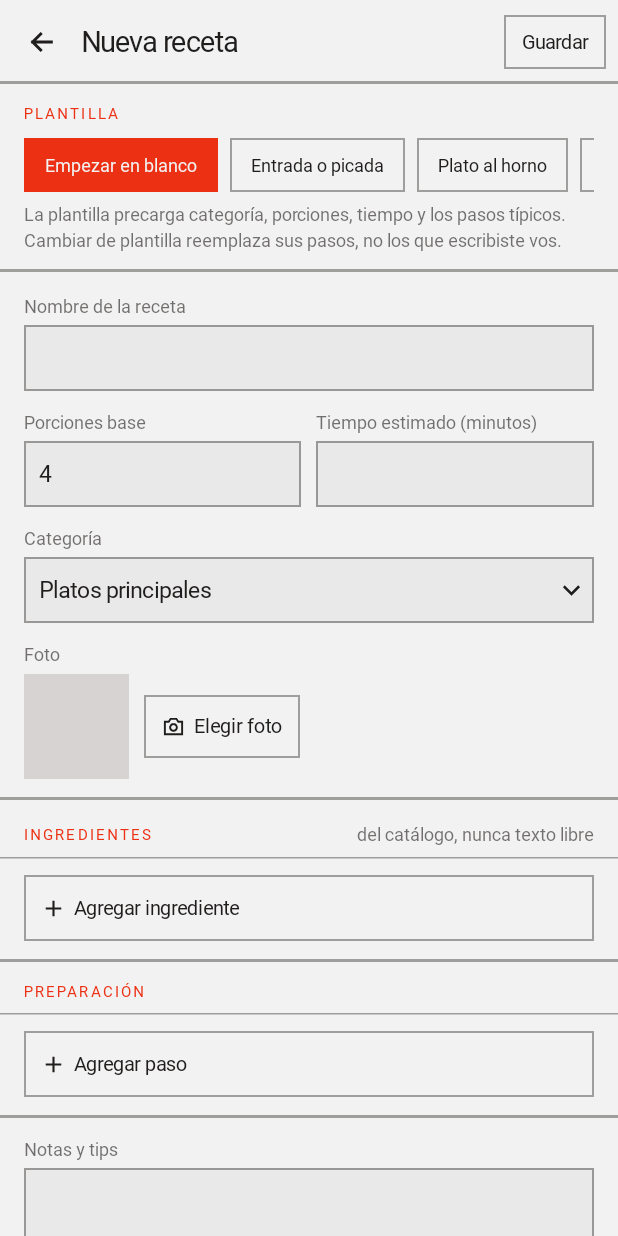
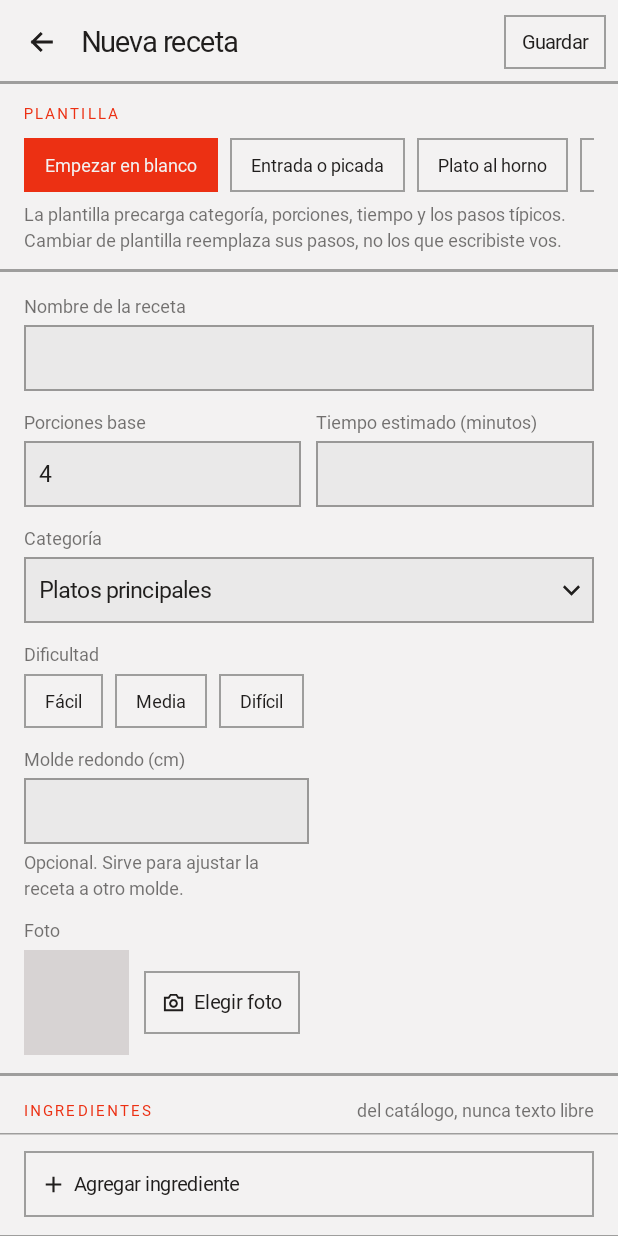
Before and after one commit to hsosa09/recetario-criollo, an Android app built with Jetpack Compose: the EditorRecetaPantalla screen opened through its navigation route, on a phone screen of 412 x 824 dp. Run offline under Robolectric (Android 15) with nearby library versions, the phone set to English and light mode, and no system bars; our stand-ins replace Room's generated code; Roboto replaces fonts that are not available here.

Commit message:
Dificultad y estrellas en lista, detalle y editor
- Lista: debajo de los datos de cada receta, etiqueta de dificultad,
  estrellas promedio y «cocinada N veces» o «sin cocinar todavía»
  (resúmenes agregados de CocinadaRepositorio).
- Detalle: etiquetas de categoría, tiempo y dificultad (las porciones ya
  están en el stepper) y la línea «★★★★½ · 2 veces · última el 13 sep».
- Editor: chips Fácil / Media / Difícil que se destildan al tocar de nuevo y
  campo «Molde redondo (cm)» opcional, validado entre 5 y 60 cm.
- Historial.resumir arma el resumen de una receta desde su lista (con test).

Verificado en emulador: guardar Media y molde 20, error con molde 99, y la
lista y el detalle muestran dificultad, estrellas y veces.

Refs #26

Co-Authored-By: Claude Opus 5 <noreply@anthropic.com>
Claude-Session: https://claude.ai/code/session_01CFphcqcEcsEVT6UTith2zZ

```diff
--- a/app/src/main/java/uy/horacio/recetariocriollo/ui/Etiquetas.kt
+++ b/app/src/main/java/uy/horacio/recetariocriollo/ui/Etiquetas.kt
@@ -5,6 +5,7 @@ import uy.horacio.recetariocriollo.R
 import uy.horacio.recetariocriollo.dominio.NivelHorno
 import uy.horacio.recetariocriollo.dominio.modelo.CategoriaIngrediente
 import uy.horacio.recetariocriollo.dominio.modelo.CategoriaReceta
+import uy.horacio.recetariocriollo.dominio.modelo.Dificultad
 import uy.horacio.recetariocriollo.dominio.modelo.ReglaEscalado
 
 /**
@@ -69,3 +70,11 @@ val NivelHorno.textoId: Int
         NivelHorno.FUERTE -> R.string.horno_fuerte
         NivelHorno.MUY_FUERTE -> R.string.horno_muy_fuerte
     }
+
+@get:StringRes
+val Dificultad.textoId: Int
+    get() = when (this) {
+        Dificultad.FACIL -> R.string.dificultad_facil
+        Dificultad.MEDIA -> R.string.dificultad_media
+        Dificultad.DIFICIL -> R.string.dificultad_dificil
+    }
--- a/app/src/main/java/uy/horacio/recetariocriollo/ui/Fabricas.kt
+++ b/app/src/main/java/uy/horacio/recetariocriollo/ui/Fabricas.kt
@@ -19,7 +19,7 @@ import uy.horacio.recetariocriollo.ui.recetas.ListaRecetasViewModel
 object Fabricas {
 
     val Factory = viewModelFactory {
-        initializer { ListaRecetasViewModel(app().contenedor.recetas) }
+        initializer { ListaRecetasViewModel(app().contenedor.recetas, app().contenedor.cocinadas) }
 
         initializer {
             DetalleRecetaViewModel(
--- a/app/src/main/java/uy/horacio/recetariocriollo/ui/recetas/EditorRecetaPantalla.kt
+++ b/app/src/main/java/uy/horacio/recetariocriollo/ui/recetas/EditorRecetaPantalla.kt
@@ -45,6 +45,7 @@ import coil3.compose.AsyncImage
 import uy.horacio.recetariocriollo.R
 import uy.horacio.recetariocriollo.dominio.Plantillas
 import uy.horacio.recetariocriollo.dominio.modelo.CategoriaReceta
+import uy.horacio.recetariocriollo.dominio.modelo.Dificultad
 import uy.horacio.recetariocriollo.dominio.modelo.ReglaEscalado
 import uy.horacio.recetariocriollo.dominio.modelo.Unidad
 import uy.horacio.recetariocriollo.ui.componentes.AvisoRecetario
@@ -195,6 +196,26 @@ fun EditorRecetaPantalla(
                             opciones = CategoriaReceta.entries,
                             textoDe = { stringResource(it.textoId) },
                             alElegir = vistaModelo::cambiarCategoria
+                        )
+                        Column(verticalArrangement = Arrangement.spacedBy(6.dp)) {
+                            TextoTenue(stringResource(R.string.editor_dificultad))
+                            Row(horizontalArrangement = Arrangement.spacedBy(8.dp)) {
+                                Dificultad.entries.forEach { dificultad ->
+                                    ChipRecto(
+                                        texto = stringResource(dificultad.textoId),
+                                        activo = estado.dificultad == dificultad,
+                                        alTocar = { vistaModelo.alternarDificultad(dificultad) }
+                                    )
+                                }
+                            }
+                        }
+                        CampoTexto(
+                            valor = estado.molde,
+                            alCambiar = vistaModelo::cambiarMolde,
+                            etiqueta = stringResource(R.string.editor_molde),
+                            ayuda = stringResource(R.string.editor_molde_ayuda),
+                            teclado = KeyboardOptions(keyboardType = KeyboardType.Number),
+                            modifier = Modifier.fillMaxWidth(0.5f)
                         )
                         Column(verticalArrangement = Arrangement.spacedBy(6.dp)) {
                             TextoTenue(stringResource(R.string.editor_foto))
--- a/app/src/main/java/uy/horacio/recetariocriollo/ui/recetas/ListaRecetasPantalla.kt
+++ b/app/src/main/java/uy/horacio/recetariocriollo/ui/recetas/ListaRecetasPantalla.kt
@@ -30,13 +30,16 @@ import androidx.compose.ui.unit.sp
 import androidx.lifecycle.compose.collectAsStateWithLifecycle
 import coil3.compose.AsyncImage
 import uy.horacio.recetariocriollo.R
+import uy.horacio.recetariocriollo.dominio.Historial
 import uy.horacio.recetariocriollo.dominio.modelo.Receta
+import uy.horacio.recetariocriollo.dominio.modelo.ResumenCocinadas
 import uy.horacio.recetariocriollo.ui.componentes.BarraSuperior
 import uy.horacio.recetariocriollo.ui.componentes.BotonIcono
 import uy.horacio.recetariocriollo.ui.componentes.BotonSecundario
 import uy.horacio.recetariocriollo.ui.componentes.CampoTexto
 import uy.horacio.recetariocriollo.ui.componentes.ChipRecto
 import uy.horacio.recetariocriollo.ui.componentes.EstadoVacio
+import uy.horacio.recetariocriollo.ui.componentes.Etiqueta
 import uy.horacio.recetariocriollo.ui.componentes.Iconos
 import uy.horacio.recetariocriollo.ui.componentes.MARGEN
 import uy.horacio.recetariocriollo.ui.componentes.TextoTenue
@@ -135,6 +138,7 @@ fun ListaRecetasPantalla(
             items(estado.recetas, key = { it.id }) { receta ->
                 FilaReceta(
                     receta = receta,
+                    resumen = estado.resumenes[receta.id],
                     alTocar = { alAbrirReceta(receta.id) },
                     alAlternarFavorita = { vistaModelo.alternarFavorita(receta) }
                 )
@@ -146,6 +150,7 @@ fun ListaRecetasPantalla(
 @Composable
 private fun FilaReceta(
     receta: Receta,
+    resumen: ResumenCocinadas?,
     alTocar: () -> Unit,
     alAlternarFavorita: () -> Unit
 ) {
@@ -167,7 +172,8 @@ private fun FilaReceta(
                 style = MaterialTheme.typography.titleMedium.copy(fontSize = 18.sp),
                 modifier = Modifier.padding(bottom = 5.dp)
             )
-            TextoTenue(texto = metaDeReceta(receta))
+            TextoTenue(texto = metaDeReceta(receta), modifier = Modifier.padding(bottom = 7.dp))
+            LineaDificultadYVeces(receta = receta, resumen = resumen)
         }
 
         BotonIcono(
@@ -217,3 +223,26 @@ fun MiniaturaReceta(receta: Receta, lado: Dp, modifier: Modifier = Modifier) {
         }
     }
 }
+
+/** "Media · ★★★★½ · cocinada 5 veces", la línea chica de la fila del prototipo. */
+@Composable
+private fun LineaDificultadYVeces(receta: Receta, resumen: ResumenCocinadas?) {
+    Row(
+        horizontalArrangement = Arrangement.spacedBy(6.dp),
+        verticalAlignment = Alignment.CenterVertically
+    ) {
+        receta.dificultad?.let { Etiqueta(stringResource(it.textoId)) }
+        resumen?.promedioEstrellas?.let { promedio ->
+            Text(
+                text = Historial.estrellas(promedio),
+                style = MaterialTheme.typography.labelMedium.copy(fontSize = 11.sp),
+                color = MaterialTheme.colorScheme.primary
+            )
+        }
+        TextoTenue(
+            texto = if (resumen == null || resumen.veces == 0) stringResource(R.string.receta_sin_cocinar)
+            else pluralStringResource(R.plurals.receta_cocinada_veces, resumen.veces, resumen.veces),
+            estilo = MaterialTheme.typography.bodySmall.copy(fontSize = 11.sp)
+        )
+    }
+}
--- a/app/src/main/java/uy/horacio/recetariocriollo/ui/recetas/ListaRecetasViewModel.kt
+++ b/app/src/main/java/uy/horacio/recetariocriollo/ui/recetas/ListaRecetasViewModel.kt
@@ -9,7 +9,9 @@ import kotlinx.coroutines.flow.combine
 import kotlinx.coroutines.flow.stateIn
 import kotlinx.coroutines.flow.update
 import kotlinx.coroutines.launch
+import uy.horacio.recetariocriollo.datos.CocinadaRepositorio
 import uy.horacio.recetariocriollo.datos.RecetaRepositorio
+import uy.horacio.recetariocriollo.dominio.modelo.ResumenCocinadas
 import uy.horacio.recetariocriollo.dominio.Texto
 import uy.horacio.recetariocriollo.dominio.modelo.CategoriaReceta
 import uy.horacio.recetariocriollo.dominio.modelo.Receta
@@ -21,6 +23,8 @@ data class EstadoListaRecetas(
     val categoria: CategoriaReceta? = null,
     val soloFavoritas: Boolean = false,
     val categoriasDisponibles: List<CategoriaReceta> = emptyList(),
+    /** Veces cocinada y estrellas por receta; las nunca cocinadas no están. */
+    val resumenes: Map<Long, ResumenCocinadas> = emptyMap(),
     val cargando: Boolean = true
 )
 
@@ -30,12 +34,15 @@ private data class FiltroLista(
     val soloFavoritas: Boolean = false
 )
 
-class ListaRecetasViewModel(private val repositorio: RecetaRepositorio) : ViewModel() {
+class ListaRecetasViewModel(
+    private val repositorio: RecetaRepositorio,
+    cocinadas: CocinadaRepositorio
+) : ViewModel() {
 
     private val filtro = MutableStateFlow(FiltroLista())
 
     val estado: StateFlow<EstadoListaRecetas> =
-        combine(repositorio.observarRecetas(), filtro) { recetas, filtroActual ->
+        combine(repositorio.observarRecetas(), filtro, cocinadas.observarResumenes()) { recetas, filtroActual, resumenes ->
             val filtradas = recetas.filter { receta ->
                 Texto.contiene(receta.nombre, filtroActual.texto) &&
                     (filtroActual.categoria == null || receta.categoria == filtroActual.categoria) &&
@@ -48,6 +55,7 @@ class ListaRecetasViewModel(private val repositorio: RecetaRepositorio) : ViewMo
                 categoria = filtroActual.categoria,
                 soloFavoritas = filtroActual.soloFavoritas,
                 categoriasDisponibles = recetas.map { it.categoria }.distinct().sortedBy { it.ordinal },
+                resumenes = resumenes,
                 cargando = false
             )
         }.stateIn(
--- a/app/src/main/res/values/strings.xml
+++ b/app/src/main/res/values/strings.xml
@@ -73,6 +73,24 @@
     <string name="cocina_anterior">Anterior</string>
     <string name="cocina_siguiente">Siguiente</string>
     <string name="cocina_termine">Terminé</string>
+
+    <!-- Dificultad -->
+    <string name="dificultad_facil">Fácil</string>
+    <string name="dificultad_media">Media</string>
+    <string name="dificultad_dificil">Difícil</string>
+    <string name="receta_sin_cocinar">sin cocinar todavía</string>
+    <plurals name="receta_cocinada_veces">
+        <item quantity="one">cocinada %1$d vez</item>
+        <item quantity="other">cocinada %1$d veces</item>
+    </plurals>
+    <plurals name="detalle_resumen_cocinadas">
+        <item quantity="one">%1$d vez · última el %2$s</item>
+        <item quantity="other">%1$d veces · última el %2$s</item>
+    </plurals>
+    <string name="editor_dificultad">Dificultad</string>
+    <string name="editor_molde">Molde redondo (cm)</string>
+    <string name="editor_molde_ayuda">Opcional. Sirve para ajustar la receta a otro molde.</string>
+    <string name="editor_molde_invalido">El molde tiene que medir entre 5 y 60 cm.</string>
 
     <!-- ¿Cómo salió? e historial -->
     <string name="como_salio_titulo">¿Cómo salió?</string>
```
Also changed, not shown: app/src/main/java/uy/horacio/recetariocriollo/dominio/Historial.kt (+11 -0 lines), app/src/main/java/uy/horacio/recetariocriollo/ui/recetas/DetalleRecetaPantalla.kt (+24 -1 lines), app/src/main/java/uy/horacio/recetariocriollo/ui/recetas/EditorRecetaViewModel.kt (+12 -1 lines), 1 other file.
